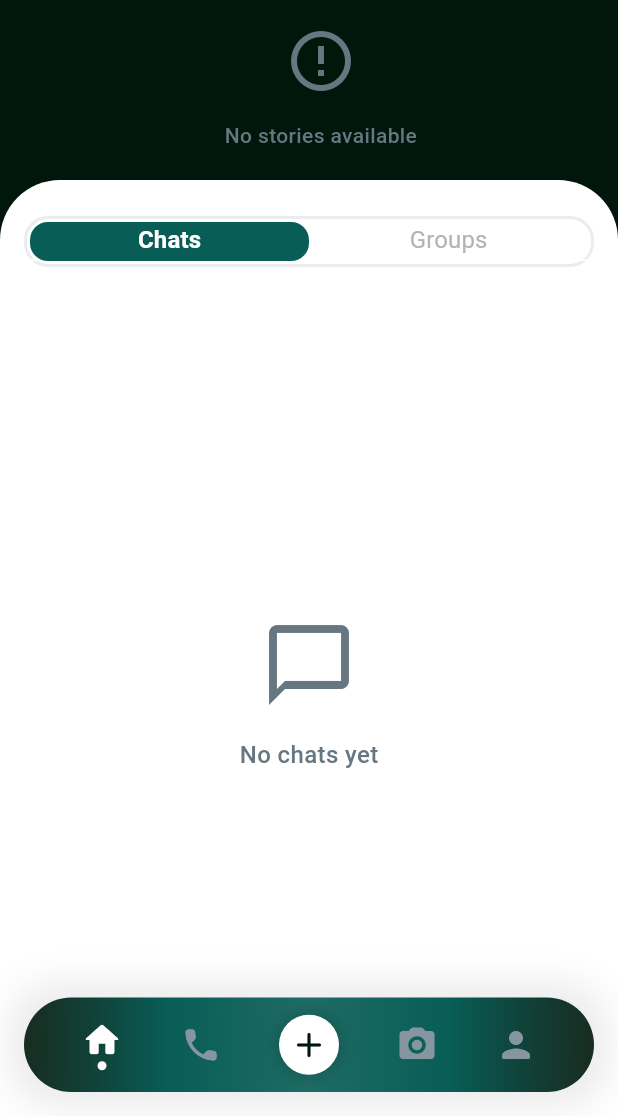
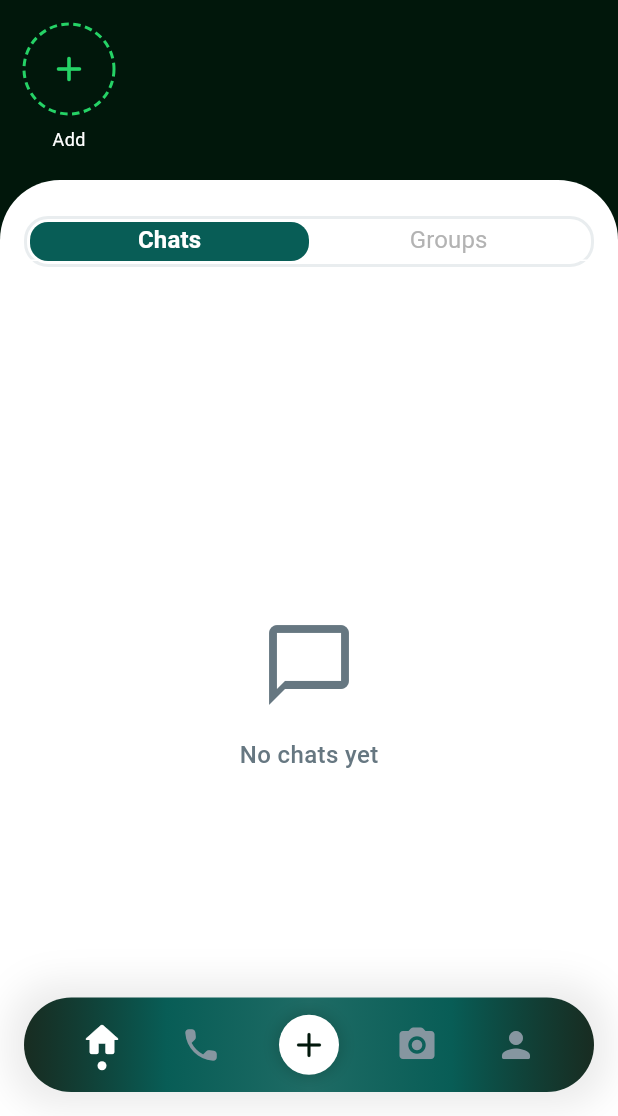
Before and after one commit to iamIniunam/flutter_chat_assessment, a Flutter app: the screen it shows after launch, on a phone screen of 412 x 824 dp, the part 120-1236 px from its top. Run offline on Flutter 3.47's test engine with Material 3 defaults, Android fonts, the phone set to English and light mode, and no system bars; drawn by our look-alikes of dotted_border; our stand-ins replace equatable, flutter_bloc, flutter_svg, shimmer, sqflite; accounts and stored records are empty.

Commit message:
Refactor UI components: add AvatarShimmer for loading state, update user stories layout with BlocBuilder, and enhance color and dimension constants for better visual consistency.

```diff
--- a/lib/ux/resources/app_colors.dart
+++ b/lib/ux/resources/app_colors.dart
@@ -31,4 +31,8 @@ class AppColors {
   static const Color divider = Color(0xFFE9EDEF);
   static const Color tabIndicator = Color(0xFFFFFFFF);
   static const Color iconGray = Color(0xFF8696A0);
+
+  static const Color shimmerBaseDark = Color(0xFF0A2A1A);
+  static const Color shimmerHighlightDark = Color(0xFF1F4D38);
+  static const Color shimmerSurfaceDark = Color(0xFF123526);
 }
--- a/lib/ux/resources/app_dimens.dart
+++ b/lib/ux/resources/app_dimens.dart
@@ -8,7 +8,7 @@ class AppDimens {
   static const double paddingXLarge = 24.0;
 
   static const double avatarSizeSmall = 40.0;
-  static const double avatarSizeMedium = 50.0;
+  static const double avatarSizeMedium = 56.0;
   static const double avatarSizeLarge = 60.0;
   static const double storyAvatarSize = 64.0;
   static const double storyAvatarPadding = 28.0;
@@ -36,6 +36,7 @@ class AppDimens {
 
   static const double sizeExtraExtraSmall = 2.0;
   static const double sizeExtraSmall = 6.0;
+  static const double sizeXSmall = 10.0;
   static const double sizeSmall = 12.0;
   static const double sizeExtraLarge = 28.0;
   static const double sizeXLarge = 40.0;
--- a/lib/ux/views/chat_feed/components/user_stories_widget.dart
+++ b/lib/ux/views/chat_feed/components/user_stories_widget.dart
@@ -1,4 +1,5 @@
 import 'package:flutter/material.dart';
+import 'package:flutter_chat_assessment/ux/shared/components/avatar_shimmer.dart';
 import 'package:flutter_bloc/flutter_bloc.dart';
 import 'package:flutter_chat_assessment/ux/resources/app_dimens.dart';
 import 'package:flutter_chat_assessment/ux/shared/components/page_indicators.dart';
@@ -16,40 +17,36 @@ class UserStoriesWidget extends StatelessWidget {
       padding: const EdgeInsets.only(top: AppDimens.paddingLarge),
       child: SizedBox(
         height: AppDimens.storyItemWidgetHeight,
+        child: Row(
+          children: [
+            StoryItemWidget(storyItem: StoryItem(label: 'Add'), isAdd: true),
+            const SizedBox(width: AppDimens.paddingMedium),
+            Expanded(
               child: BlocBuilder<ChatFeedBloc, ChatFeedState>(
                 builder: (context, state) {
                   if (state is ChatFeedLoading) {
-              return const PageLoadingIndicator();
+                    return const AvatarShimmer();
                   }
-
                   if (state is ChatFeedError) {
-              return const PageErrorIndicator();
+                    return const Align(
+                      alignment: Alignment.centerLeft,
+                      child: PageErrorIndicator(),
+                    );
                   }
-
                   if (state is ChatFeedLoaded) {
                     final userStories = state.stories;
-
                     if (userStories.isEmpty) {
-                return const PageErrorIndicator(
-                    message: 'No stories available');
+                      return const SizedBox.shrink();
                     }
-
                     return ListView.separated(
                       scrollDirection: Axis.horizontal,
-                itemCount: userStories.length + 1,
+                      itemCount: userStories.length,
                       separatorBuilder: (context, index) {
                         return const SizedBox(width: AppDimens.paddingMedium);
                       },
                       itemBuilder: (context, index) {
-                  if (index == 0) {
-                    return StoryItemWidget(
-                      storyItem: StoryItem(label: 'Add'),
-                      isAdd: true,
-                    );
-                  } else {
-                    final story = userStories[index - 1];
+                        final story = userStories[index];
                         return StoryItemWidget(storyItem: story);
-                  }
                       },
                     );
                   }
@@ -57,6 +54,9 @@ class UserStoriesWidget extends StatelessWidget {
                 },
               ),
             ),
+          ],
+        ),
+      ),
     );
   }
 }
--- a/pubspec.yaml
+++ b/pubspec.yaml
@@ -38,11 +38,11 @@ dependencies:
   intl: ^0.20.2
   equatable: ^2.0.8
   sqflite: ^2.4.1
-  uuid: ^4.5.2
   path: ^1.9.0
   flutter_bloc: ^9.1.1
   flutter_svg: ^2.1.0
   dotted_border: ^2.1.0
+  shimmer: ^3.0.0
 
 dev_dependencies:
   flutter_test:
```
Also changed, not shown: lib/ux/shared/components/avatar_shimmer.dart (added, +52 -0 lines), pubspec.lock. Lines whose indentation alone changed are shown as unchanged.
